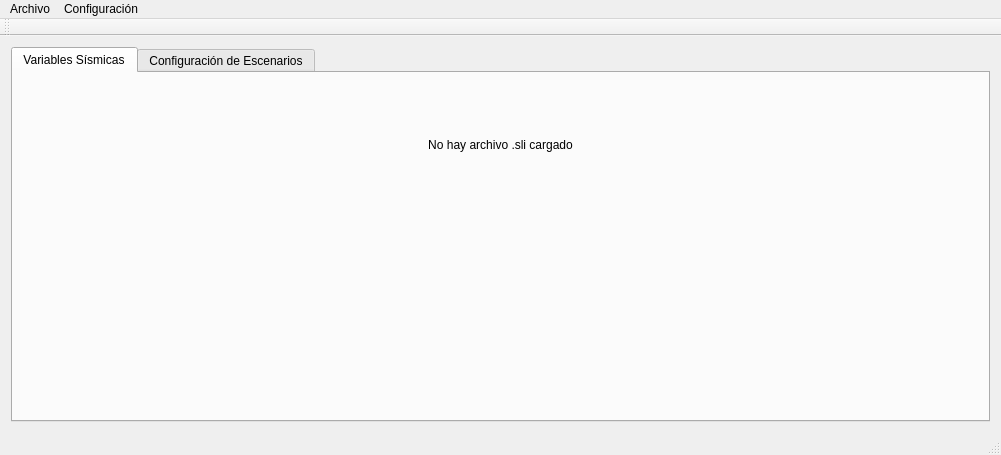
Old version of the form mainwindow.ui in the repository conejoo/Escenarios.
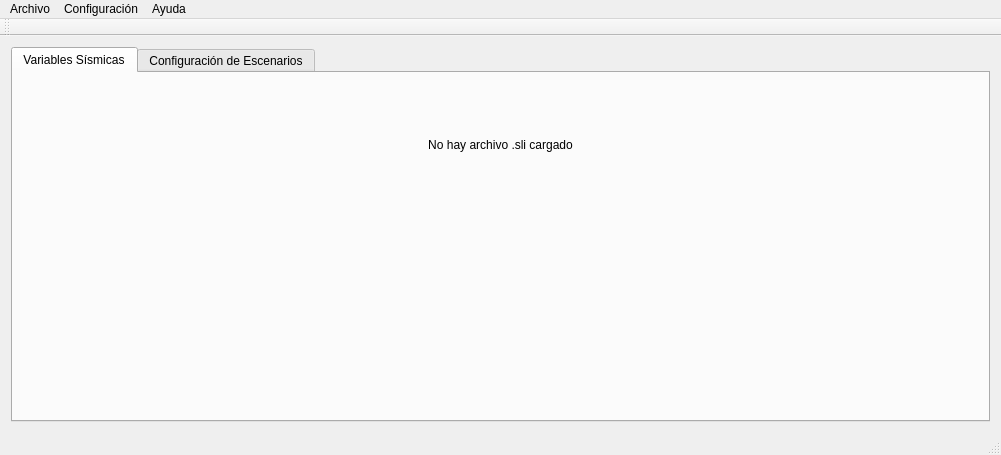
New version of the form. Icons and pictures are not drawn.

Commit message: Icon and about

Patch:
```diff
--- a/mainwindow.ui
+++ b/mainwindow.ui
@@ -291,8 +291,15 @@
     </property>
     <addaction name="actionConfigurate_Scenarios"/>
    </widget>
+   <widget class="QMenu" name="menuAbout">
+    <property name="title">
+     <string>Ayuda</string>
+    </property>
+    <addaction name="actionAcerca_de_RTB"/>
+   </widget>
    <addaction name="menuFile"/>
    <addaction name="menuConfig"/>
+   <addaction name="menuAbout"/>
   </widget>
   <widget class="QToolBar" name="mainToolBar">
    <attribute name="toolBarArea">
```
Left out of the diff: 11 changed lines with no effect on the pictures. The commit also changes 12 other files.
